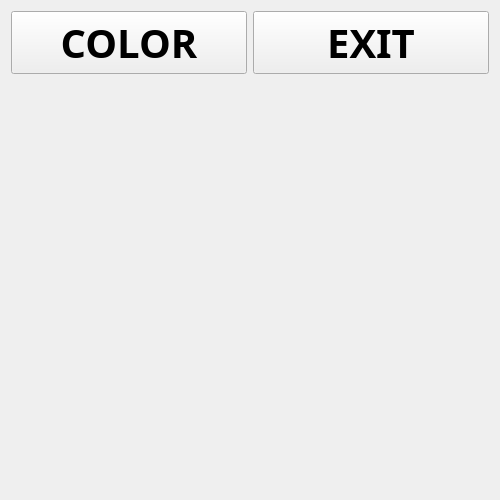
Before: the Qt Designer form client/design/game.ui in RafaelKhammadeev/SemesterWorkExtremePixelBattle, drawn with Qt 5.
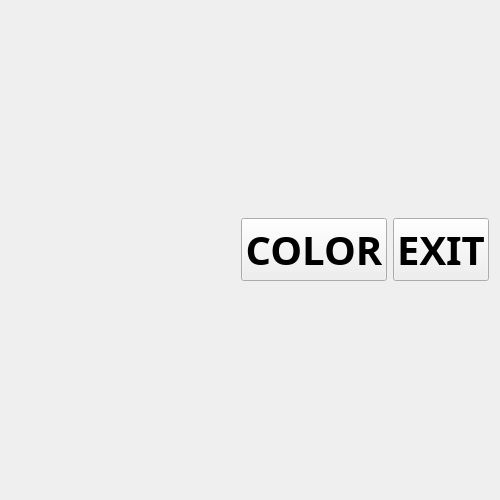
After: the same form once the commit is applied.

Commit message: add button in buttonArea

```diff
--- a/client/design/game.ui
+++ b/client/design/game.ui
@@ -13,7 +13,43 @@
   <property name="windowTitle">
    <string>Form</string>
   </property>
-  <layout class="QVBoxLayout" name="verticalLayout">
+  <layout class="QHBoxLayout" name="horizontalLayout_2">
+   <item>
+    <spacer name="horizontalSpacer">
+     <property name="orientation">
+      <enum>Qt::Horizontal</enum>
+     </property>
+     <property name="sizeHint" stdset="0">
+      <size>
+       <width>40</width>
+       <height>20</height>
+      </size>
+     </property>
+    </spacer>
+   </item>
+   <item>
+    <layout class="QGridLayout" name="button_area">
+     <property name="horizontalSpacing">
+      <number>-1</number>
+     </property>
+     <property name="verticalSpacing">
+      <number>0</number>
+     </property>
+    </layout>
+   </item>
+   <item>
+    <spacer name="horizontalSpacer_2">
+     <property name="orientation">
+      <enum>Qt::Horizontal</enum>
+     </property>
+     <property name="sizeHint" stdset="0">
+      <size>
+       <width>40</width>
+       <height>20</height>
+      </size>
+     </property>
+    </spacer>
+   </item>
    <item>
     <layout class="QHBoxLayout" name="horizontalLayout">
      <item>
@@ -22,6 +58,7 @@
         <font>
          <family>Montserrat</family>
          <pointsize>30</pointsize>
+         <weight>75</weight>
          <bold>true</bold>
         </font>
        </property>
@@ -36,6 +73,7 @@
         <font>
          <family>Montserrat</family>
          <pointsize>30</pointsize>
+         <weight>75</weight>
          <bold>true</bold>
         </font>
        </property>
@@ -46,35 +84,6 @@
      </item>
     </layout>
    </item>
-   <item>
-    <spacer name="verticalSpacer">
-     <property name="orientation">
-      <enum>Qt::Vertical</enum>
-     </property>
-     <property name="sizeHint" stdset="0">
-      <size>
-       <width>20</width>
-       <height>40</height>
-      </size>
-     </property>
-    </spacer>
-   </item>
-   <item>
-    <layout class="QGridLayout" name="gridLayout"/>
-   </item>
-   <item>
-    <spacer name="verticalSpacer_2">
-     <property name="orientation">
-      <enum>Qt::Vertical</enum>
-     </property>
-     <property name="sizeHint" stdset="0">
-      <size>
-       <width>20</width>
-       <height>40</height>
-      </size>
-     </property>
-    </spacer>
-   </item>
   </layout>
  </widget>
  <resources/>
```
Left out of the diff: 4 changed lines with no effect on the pictures. The commit also changes 1 other file.
